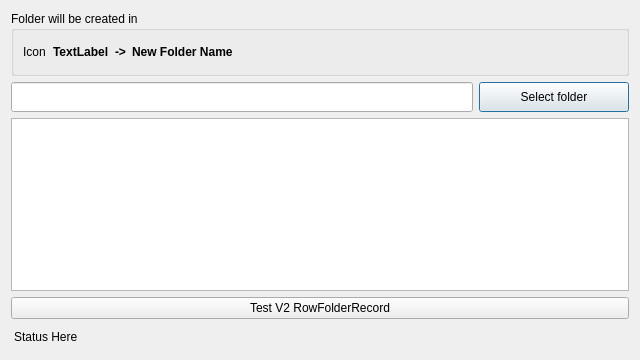
Above: Gui/Dialogs/V2_DialogAddNewFolder.ui from fxdeniz/NeSync before the change. Below: the same form after it.
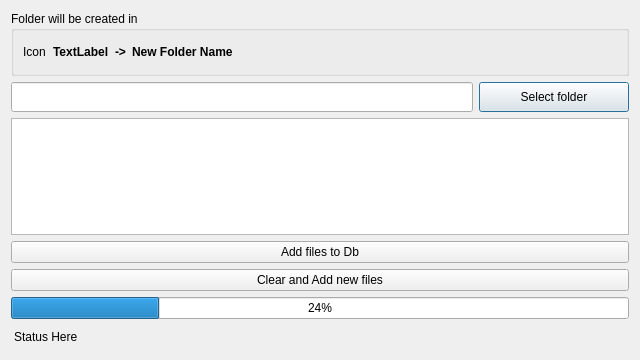
That is the form after the change.

Commit message: design of `V2_DialogAddNewFolder.ui` updated to have add files button

```diff
--- a/Gui/Dialogs/V2_DialogAddNewFolder.ui
+++ b/Gui/Dialogs/V2_DialogAddNewFolder.ui
@@ -142,7 +142,21 @@
    <item>
     <widget class="QPushButton" name="buttonTest_V2_RowFolderRecord">
      <property name="text">
-      <string>Test V2 RowFolderRecord</string>
+      <string>Add files to Db</string>
+     </property>
+    </widget>
+   </item>
+   <item>
+    <widget class="QPushButton" name="buttonClearResults">
+     <property name="text">
+      <string>Clear and Add new files</string>
+     </property>
+    </widget>
+   </item>
+   <item>
+    <widget class="QProgressBar" name="progressBar">
+     <property name="value">
+      <number>24</number>
      </property>
     </widget>
    </item>
```
Left out of the diff: 2 changed lines with no effect on the pictures. The commit also changes 2 other files.
